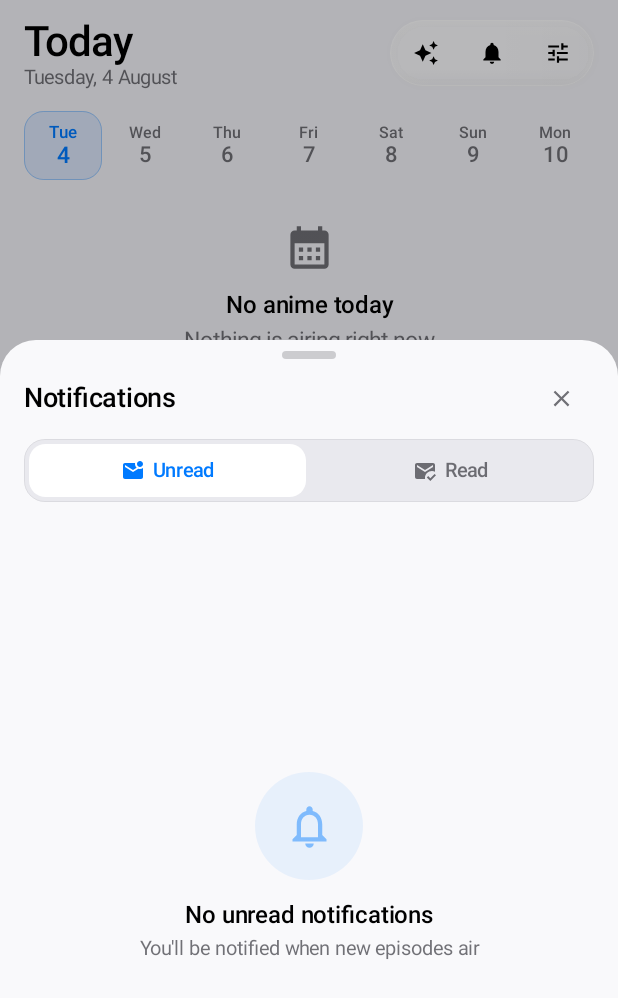
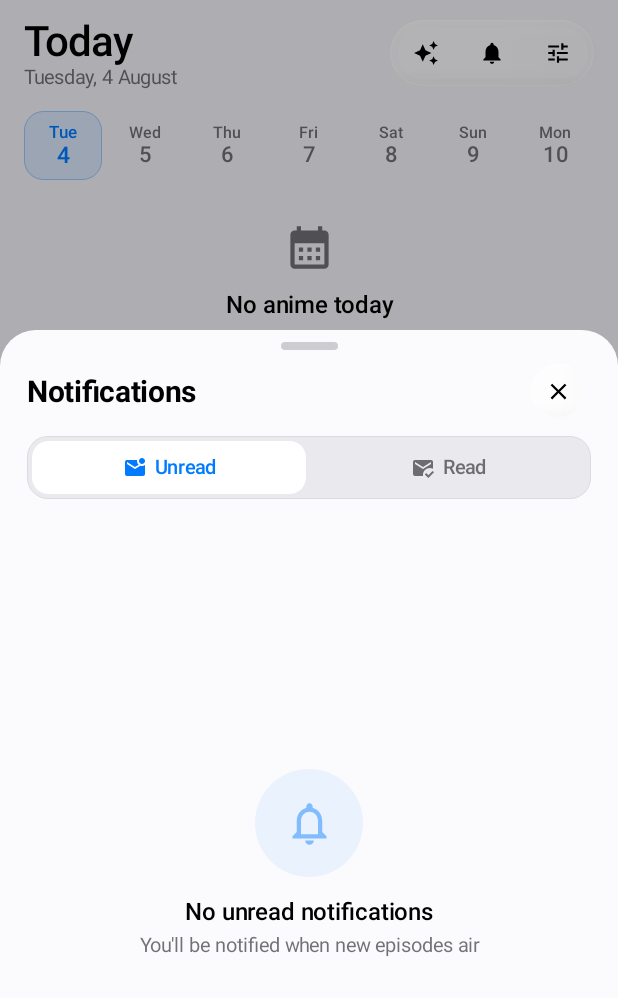
Before and after one commit to owlCoder/anime-schedule-app, an Android app built with Jetpack Compose: the composable ScheduleScreen shown on its own in the app's theme, after a tap on "Notifications", on a phone screen of 412 x 824 dp. Shown: the top 998 px of the screen. Run offline under Robolectric (Android 15) with nearby library versions, the light colour scheme and no system bars; our stand-ins replace Dagger/Hilt's generated code; network calls fail; 4 statements that could not run were skipped.

Commit message:
Polish iOS sheet chrome and close controls

```diff
--- a/app/src/main/java/com/owlcoder/animeschedule/presentation/components/AppSheets.kt
+++ b/app/src/main/java/com/owlcoder/animeschedule/presentation/components/AppSheets.kt
@@ -10,14 +10,11 @@ import androidx.compose.foundation.layout.heightIn
 import androidx.compose.foundation.layout.imePadding
 import androidx.compose.foundation.layout.padding
 import androidx.compose.foundation.layout.requiredHeight
-import androidx.compose.foundation.layout.size
 import androidx.compose.foundation.layout.width
 import androidx.compose.foundation.shape.RoundedCornerShape
 import androidx.compose.material.icons.Icons
 import androidx.compose.material.icons.filled.Close
 import androidx.compose.material3.ExperimentalMaterial3Api
-import androidx.compose.material3.Icon
-import androidx.compose.material3.IconButton
 import androidx.compose.material3.MaterialTheme
 import androidx.compose.material3.ModalBottomSheet
 import androidx.compose.material3.SheetState
@@ -49,8 +46,8 @@ fun AppSheet(
     content: @Composable ColumnScope.() -> Unit,
 ) {
     val dark = MaterialTheme.colorScheme.background.luminance() < 0.35f
-    val container = if (dark) Color(0xFF1C1C1E) else Color(0xFFF9F9FB)
-    val scrim = Color.Black.copy(alpha = if (dark) 0.42f else 0.26f)
+    val container = if (dark) Color(0xFF1C1C1E) else Color(0xFFFBFBFD)
+    val scrim = Color.Black.copy(alpha = if (dark) 0.44f else 0.28f)
 
     ModalBottomSheet(
         onDismissRequest = onDismissRequest,
@@ -72,39 +69,33 @@ fun AppSheet(
             modifier = Modifier
                 .fillMaxWidth()
                 .imePadding()
-                .padding(start = 16.dp, end = 16.dp, bottom = 16.dp),
+                .padding(start = 18.dp, end = 18.dp, bottom = 18.dp),
         ) {
             if (!title.isNullOrBlank()) {
                 Row(
                     modifier = Modifier
                         .fillMaxWidth()
-                        .heightIn(min = 42.dp)
-                        .padding(bottom = 5.dp),
+                        .heightIn(min = 48.dp)
+                        .padding(bottom = 8.dp),
                     verticalAlignment = Alignment.CenterVertically,
                 ) {
                     Text(
                         text = title,
                         modifier = Modifier
                             .weight(1f)
-                            .padding(end = 6.dp),
-                        style = MaterialTheme.typography.titleLarge,
-                        fontWeight = FontWeight.SemiBold,
+                            .padding(end = 8.dp),
+                        style = MaterialTheme.typography.headlineSmall,
+                        fontWeight = FontWeight.Bold,
                         maxLines = 2,
                         overflow = TextOverflow.Ellipsis,
                     )
                     trailingContent?.invoke()
                     if (showCloseButton) {
-                        IconButton(
+                        GlassIconButton(
+                            icon = Icons.Default.Close,
+                            contentDescription = stringResource(android.R.string.cancel),
                             onClick = onDismissRequest,
-                            modifier = Modifier.size(44.dp),
-                        ) {
-                            Icon(
-                                imageVector = Icons.Default.Close,
-                                contentDescription = stringResource(android.R.string.cancel),
-                                modifier = Modifier.size(18.dp),
-                                tint = MaterialTheme.colorScheme.onSurfaceVariant,
-                            )
-                        }
+                        )
                     }
                 }
             }
@@ -117,13 +108,13 @@ fun AppSheet(
 fun AppSheetHandle(modifier: Modifier = Modifier) {
     Box(
         modifier = modifier
-            .padding(top = 7.dp, bottom = 4.dp)
+            .padding(top = 8.dp, bottom = 5.dp)
             .fillMaxWidth(),
         contentAlignment = Alignment.Center,
     ) {
         Box(
             modifier = Modifier
-                .width(36.dp)
+                .width(38.dp)
                 .requiredHeight(5.dp)
                 .clip(MaterialTheme.shapes.extraLarge)
                 .background(MaterialTheme.colorScheme.onSurfaceVariant.copy(alpha = 0.24f)),
```
